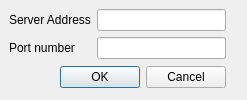
Above: VSmartNet/views/assets/ServerSettingsDialog.ui from vuta1927/testing before the change. Below: the same form after it.
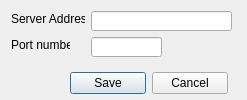
That is the form after the change. Icons and pictures are not drawn.

```diff
--- a/VSmartNet/views/assets/ServerSettingsDialog.ui
+++ b/VSmartNet/views/assets/ServerSettingsDialog.ui
@@ -2,6 +2,12 @@
 <ui version="4.0">
  <class>ServerSettingDialog</class>
  <widget class="QDialog" name="ServerSettingDialog">
+  <property name="windowModality">
+   <enum>Qt::ApplicationModal</enum>
+  </property>
+  <property name="enabled">
+   <bool>true</bool>
+  </property>
   <property name="geometry">
    <rect>
     <x>0</x>
@@ -10,55 +16,97 @@
     <height>100</height>
    </rect>
   </property>
+  <property name="maximumSize">
+   <size>
+    <width>247</width>
+    <height>100</height>
+   </size>
+  </property>
   <property name="windowTitle">
    <string>Settings</string>
   </property>
-  <widget class="QWidget" name="layoutWidget">
+  <property name="sizeGripEnabled">
+   <bool>false</bool>
+  </property>
+  <property name="modal">
+   <bool>true</bool>
+  </property>
+  <widget class="QLineEdit" name="txtServerAddress">
    <property name="geometry">
     <rect>
-     <x>9</x>
-     <y>9</y>
-     <width>217</width>
-     <height>79</height>
+     <x>91</x>
+     <y>11</y>
+     <width>141</width>
+     <height>20</height>
     </rect>
    </property>
-   <layout class="QVBoxLayout" name="verticalLayout">
+  </widget>
+  <widget class="QLabel" name="label">
+   <property name="geometry">
+    <rect>
+     <x>11</x>
+     <y>11</y>
+     <width>74</width>
+     <height>16</height>
+    </rect>
+   </property>
+   <property name="text">
+    <string>Server Address</string>
+   </property>
+  </widget>
+  <widget class="QWidget" name="">
+   <property name="geometry">
+    <rect>
+     <x>70</x>
+     <y>70</y>
+     <width>158</width>
+     <height>26</height>
+    </rect>
+   </property>
+   <layout class="QHBoxLayout" name="horizontalLayout">
     <item>
-     <layout class="QFormLayout" name="formLayout">
-      <item row="0" column="0">
-       <widget class="QLabel" name="label">
-        <property name="text">
-         <string>Server Address</string>
-        </property>
-       </widget>
-      </item>
-      <item row="0" column="1">
-       <widget class="QLineEdit" name="lineEdit"/>
-      </item>
-      <item row="1" column="0">
-       <widget class="QLabel" name="label_2">
-        <property name="text">
-         <string>Port number</string>
-        </property>
-       </widget>
-      </item>
-      <item row="1" column="1">
-       <widget class="QLineEdit" name="lineEdit_2"/>
-      </item>
-     </layout>
+     <widget class="QPushButton" name="btnSave">
+      <property name="text">
+       <string>Save</string>
+      </property>
+     </widget>
     </item>
     <item>
-     <widget class="QDialogButtonBox" name="buttonBox">
-      <property name="orientation">
-       <enum>Qt::Horizontal</enum>
+     <widget class="QPushButton" name="btnCancel">
+      <property name="text">
+       <string>Cancel</string>
       </property>
-      <property name="standardButtons">
-       <set>QDialogButtonBox::Cancel|QDialogButtonBox::Ok</set>
+      <property name="icon">
+       <iconset resource="../../resource.qrc">
+        <normaloff>:/icon/views/assets/icon/150_-_Cancel-20.png</normaloff>:/icon/views/assets/icon/150_-_Cancel-20.png</iconset>
       </property>
      </widget>
     </item>
    </layout>
   </widget>
+  <widget class="QLabel" name="label_2">
+   <property name="geometry">
+    <rect>
+     <x>11</x>
+     <y>37</y>
+     <width>59</width>
+     <height>16</height>
+    </rect>
+   </property>
+   <property name="text">
+    <string>Port number</string>
+   </property>
+  </widget>
+  <widget class="QLineEdit" name="txtPortNumber">
+   <property name="geometry">
+    <rect>
+     <x>91</x>
+     <y>37</y>
+     <width>71</width>
+     <height>20</height>
+    </rect>
+   </property>
+  </widget>
  </widget>
  <resources/>
  <connections>
```
Left out of the diff: 39 changed lines with no effect on the pictures.
